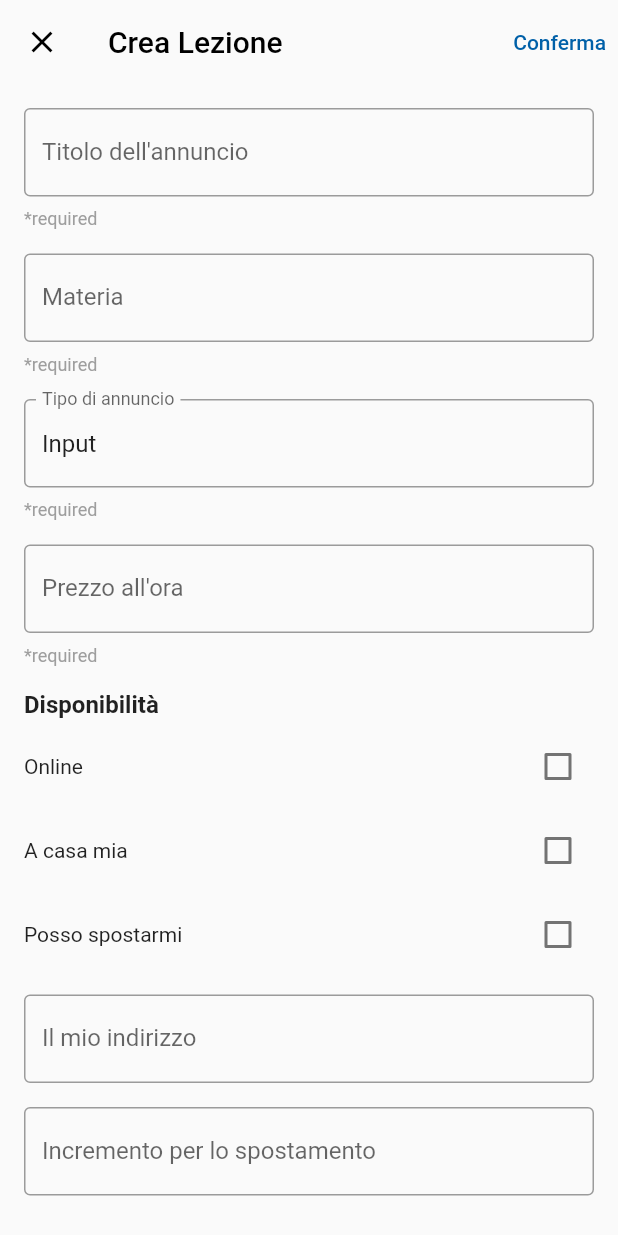
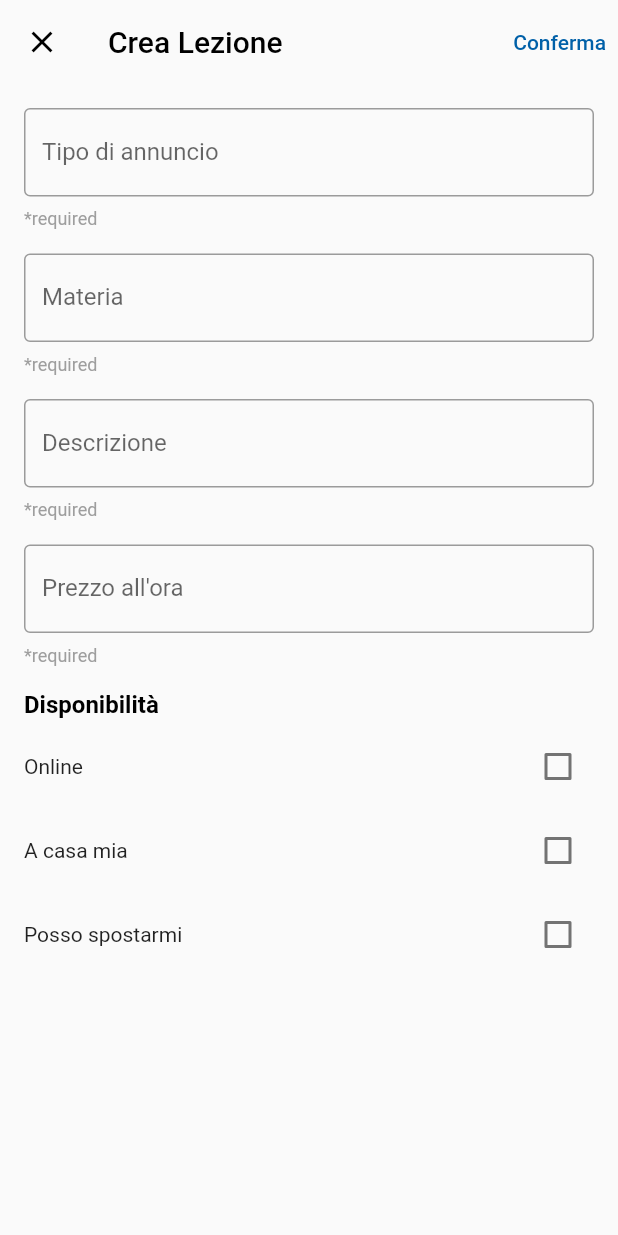
Before and after one commit to iTeach-App/mobile, a Flutter app: the CreateLecturePage screen opened directly, on a phone screen of 412 x 824 dp. Run offline on Flutter 3.47's test engine with Material 2 defaults, Android fonts, the phone set to English and light mode, and no system bars; our stand-ins replace firebase_core, flutter_spinkit; accounts and stored records are empty; project files that could hold a hidden picture were left out.

Commit message:
More work done on the pages "CreateLecture" and "Lectures" again and again (also fixed their looks) zp

```diff
--- a/lib/views/create_lecture.dart
+++ b/lib/views/create_lecture.dart
@@ -10,15 +10,19 @@ class CreateLecturePage extends StatefulWidget {
 }
 
 class CreateLecturePageState extends State<CreateLecturePage> {
+  final GlobalKey<FormState> _formKey = GlobalKey<FormState>();
   final TextEditingController _titleController = TextEditingController();
   final TextEditingController _subjectController = TextEditingController();
   final TextEditingController _myAddressController = TextEditingController();
   final TextEditingController _moneyForMoving = TextEditingController();
+  final TextEditingController _announcementTypeController = TextEditingController();
+  final TextEditingController _descriptionOfLectureController = TextEditingController();
 
   bool online = false;
   bool casaMia = false;
   bool possoSpostarmi = false;
   double? pricePerHour;
+  bool confermaClicked = false; // Flag to track if "Conferma" button is clicked
 
   @override
   void initState() {
@@ -59,8 +63,14 @@ class CreateLecturePageState extends State<CreateLecturePage> {
         actions: [
           TextButton(
             onPressed: () {
-              // Add your functionality for the right text button here
-              _saveAndPop(); // Call this function to save the data and pop the page
+              // Set the confermaClicked flag to true when the button is clicked
+              setState(() {
+                confermaClicked = true;
+              });
+              // Validate the form before saving
+              if (_formKey.currentState!.validate() && (_hasSelection() || !confermaClicked)) {
+                _saveAndPop();
+              }
             },
             child: const Text(
               'Conferma',
@@ -72,6 +82,8 @@ class CreateLecturePageState extends State<CreateLecturePage> {
         ],
       ),
       body: SingleChildScrollView(
+        child: Form(
+          key: _formKey,
           child: Column(
             children: [
               Padding(
@@ -80,11 +92,18 @@ class CreateLecturePageState extends State<CreateLecturePage> {
                   crossAxisAlignment: CrossAxisAlignment.stretch,
                   children: [
                     TextFormField(
-                    controller: _titleController,
+                      controller: _announcementTypeController,
+                      textCapitalization: TextCapitalization.sentences,
                       decoration: const InputDecoration(
-                      labelText: 'Titolo dell\'annuncio',
+                        labelText: 'Tipo di annuncio',
                         border: OutlineInputBorder(),
                       ),
+                      validator: (value) {
+                        if (value == null || value.isEmpty) {
+                          return 'Inserisci il tipo di annuncio';
+                        }
+                        return null;
+                      },
                     ),
                     const SizedBox(height: 8.0),
                     const Text(
@@ -97,10 +116,17 @@ class CreateLecturePageState extends State<CreateLecturePage> {
                     const SizedBox(height: 16.0),
                     TextFormField(
                       controller: _subjectController,
+                      textCapitalization: TextCapitalization.sentences,
                       decoration: const InputDecoration(
                         labelText: 'Materia',
                         border: OutlineInputBorder(),
                       ),
+                      validator: (value) {
+                        if (value == null || value.isEmpty) {
+                          return 'Inserisci la materia';
+                        }
+                        return null;
+                      },
                     ),
                     const SizedBox(height: 8.0),
                     const Text(
@@ -112,11 +138,18 @@ class CreateLecturePageState extends State<CreateLecturePage> {
                     ),
                     const SizedBox(height: 16.0),
                     TextFormField(
-                    initialValue: 'Input',
+                      controller: _descriptionOfLectureController,
+                      textCapitalization: TextCapitalization.sentences,
                       decoration: const InputDecoration(
-                      labelText: 'Tipo di annuncio',
+                        labelText: 'Descrizione',
                         border: OutlineInputBorder(),
                       ),
+                      validator: (value) {
+                        if (value == null || value.isEmpty) {
+                          return 'Inserisci la descrizione';
+                        }
+                        return null;
+                      },
                     ),
                     const SizedBox(height: 8.0),
                     const Text(
@@ -129,6 +162,7 @@ class CreateLecturePageState extends State<CreateLecturePage> {
                     const SizedBox(height: 16.0),
                     TextFormField(
                       controller: _moneyForMoving,
+                      textCapitalization: TextCapitalization.sentences,
                       onChanged: (value) {
                         setState(() {
                           pricePerHour = double.tryParse(value);
@@ -138,6 +172,12 @@ class CreateLecturePageState extends State<CreateLecturePage> {
                         labelText: 'Prezzo all\'ora',
                         border: OutlineInputBorder(),
                       ),
+                      validator: (value) {
+                        if (value == null || value.isEmpty) {
+                          return 'Inserisci il prezzo all\'ora';
+                        }
+                        return null;
+                      },
                     ),
                     const SizedBox(height: 8.0),
                     const Text(
@@ -149,11 +189,27 @@ class CreateLecturePageState extends State<CreateLecturePage> {
                     ),
                     const SizedBox(height: 16.0),
                     // New "Disponibilità" text box
-                  const Text(
-                    'Disponibilità',
+                    RichText(
+                      text: TextSpan(
+                        children: [
+                          const TextSpan(
+                            text: 'Disponibilità ',
                             style: TextStyle(
                               fontSize: 16.0,
                               fontWeight: FontWeight.bold,
+                              color: Colors.black,
+                            ),
+                          ),
+                          if (!online && !casaMia && !possoSpostarmi && confermaClicked)
+                            TextSpan(
+                              text: '*',
+                              style: TextStyle(
+                                fontSize: 16.0,
+                                fontWeight: FontWeight.bold,
+                                color: Colors.red,
+                              ),
+                            ),
+                        ],
                       ),
                     ),
                     const SizedBox(height: 8.0),
@@ -177,25 +233,34 @@ class CreateLecturePageState extends State<CreateLecturePage> {
                     }),
                     const SizedBox(height: 16.0),
                     // Two additional text input boxes with the same style
-                  TextFormField(
+                    Visibility(
+                      visible: casaMia, // Show the TextFormField only if casaMia is true
+                      child: TextFormField(
                         controller: _myAddressController,
+                        textCapitalization: TextCapitalization.sentences,
                         decoration: const InputDecoration(
                           labelText: 'Il mio indirizzo',
                           border: OutlineInputBorder(),
                         ),
                       ),
+                    ),
                     const SizedBox(height: 16.0),
-                  TextFormField(
+                    Visibility(
+                      visible: possoSpostarmi, // Show the TextFormField only if casaMia is true
+                      child: TextFormField(
                         controller: _moneyForMoving,
+                        textCapitalization: TextCapitalization.sentences,
                         decoration: const InputDecoration(
                           labelText: 'Incremento per lo spostamento',
                           border: OutlineInputBorder(),
+                        ),
                       ),
                     ),
                   ],
                 ),
               ),
             ],
+          ),
         ),
       ),
     );
@@ -215,6 +280,10 @@ class CreateLecturePageState extends State<CreateLecturePage> {
     );
   }
 
+  bool _hasSelection() {
+    return online || casaMia || possoSpostarmi;
+  }
+
   void _saveAndPop() {
     // Save the data you want to pass back to the previous screen
     Map<String, dynamic> data = {
@@ -224,10 +293,11 @@ class CreateLecturePageState extends State<CreateLecturePage> {
       'casaMia': casaMia,
       'possoSpostarmi': possoSpostarmi,
       'pricePerHour': _moneyForMoving.text,
+      'announcementType': _announcementTypeController.text, // Include announcementType
+      'descriptionLecture': _descriptionOfLectureController.text,
     };
 
     // Pop the current page and pass back the data
     Navigator.pop(context, data);
   }
-
 }
```
Also changed, not shown: lib/views/lectures.dart (+47 -43 lines). Lines whose indentation alone changed are shown as unchanged.
